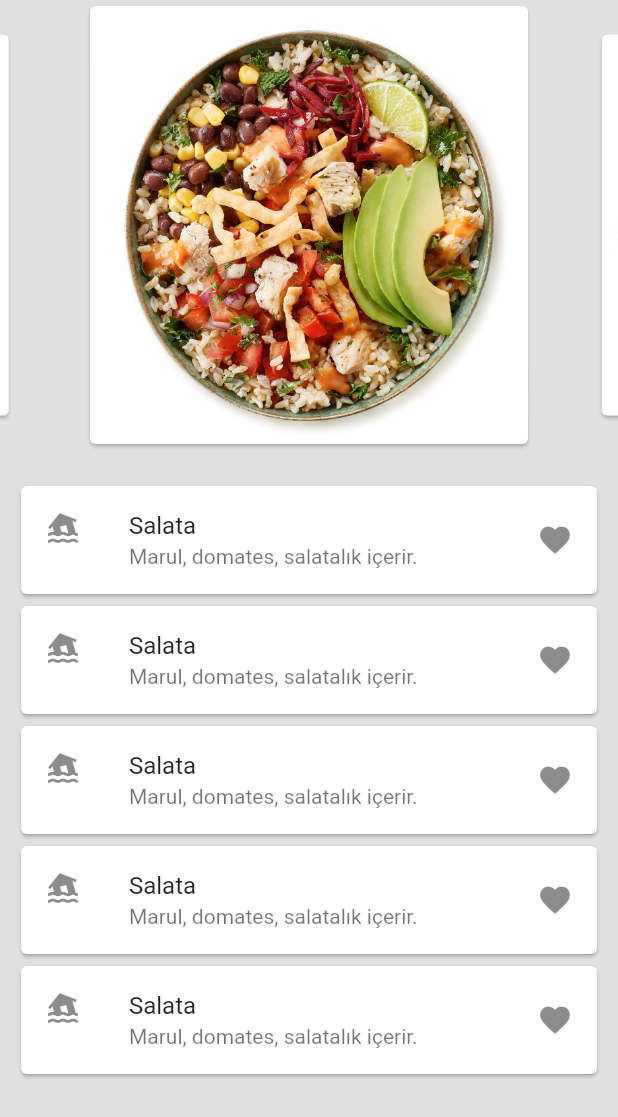
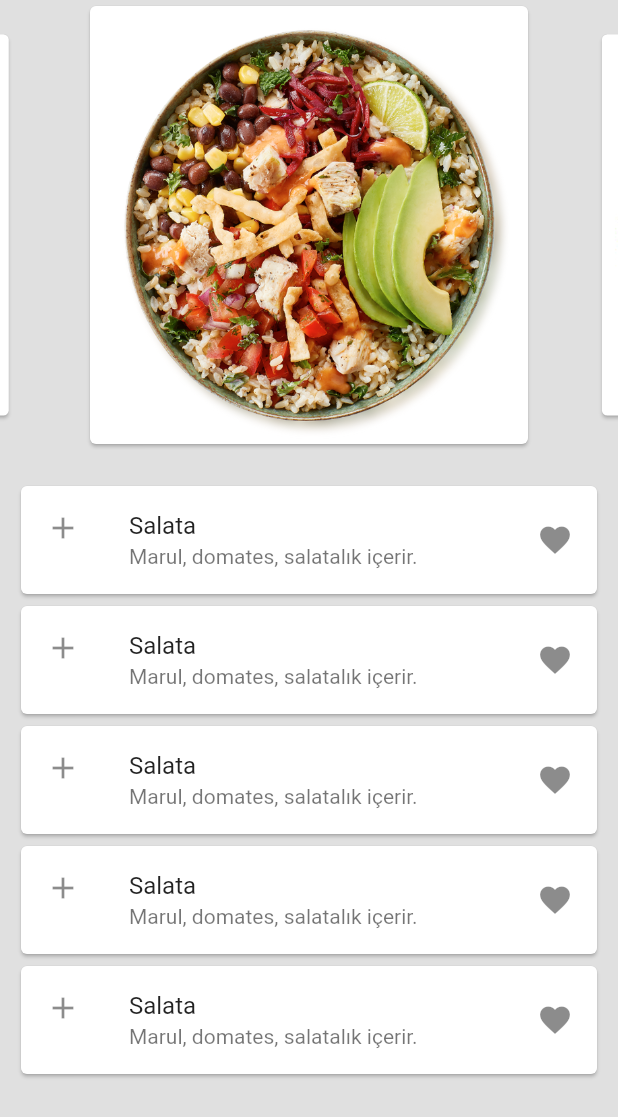
Before and after one commit to Alpha-Hunter-Software/Food-App, a Flutter app: the HomeScreen screen opened directly, on a phone screen of 412 x 824 dp. Shown: the top 1117 px of the screen. Run offline on Flutter 3.47's test engine with Material 2 defaults, Android fonts, the phone set to English and light mode, and no system bars; drawn by our look-alikes of carousel_slider.

Commit message:
Berkay_Add

```diff
--- a/food_application/lib/ui/home/home_screen.dart
+++ b/food_application/lib/ui/home/home_screen.dart
@@ -48,7 +48,7 @@ class _HomeScreenState extends State<HomeScreen> {
                     child: ListTile(
                       title: Text("Salata"),
                       subtitle: Text("Marul, domates, salatalık içerir."),
-                      leading: Icon(Icons.flood),
+                      leading: Icon(Icons.add),
                       trailing: Icon(Icons.favorite),
                     ),
                   ),
@@ -56,7 +56,7 @@ class _HomeScreenState extends State<HomeScreen> {
                     child: ListTile(
                       title: Text("Salata"),
                       subtitle: Text("Marul, domates, salatalık içerir."),
-                      leading: Icon(Icons.flood),
+                      leading: Icon(Icons.add),
                       trailing: Icon(Icons.favorite),
                     ),
                   ),
@@ -64,7 +64,7 @@ class _HomeScreenState extends State<HomeScreen> {
                     child: ListTile(
                       title: Text("Salata"),
                       subtitle: Text("Marul, domates, salatalık içerir."),
-                      leading: Icon(Icons.flood),
+                      leading: Icon(Icons.add),
                       trailing: Icon(Icons.favorite),
                     ),
                   ),
@@ -72,7 +72,7 @@ class _HomeScreenState extends State<HomeScreen> {
                     child: ListTile(
                       title: Text("Salata"),
                       subtitle: Text("Marul, domates, salatalık içerir."),
-                      leading: Icon(Icons.flood),
+                      leading: Icon(Icons.add),
                       trailing: Icon(Icons.favorite),
                     ),
                   ),
@@ -80,7 +80,7 @@ class _HomeScreenState extends State<HomeScreen> {
                     child: ListTile(
                       title: Text("Salata"),
                       subtitle: Text("Marul, domates, salatalık içerir."),
-                      leading: Icon(Icons.flood),
+                      leading: Icon(Icons.add),
                       trailing: Icon(Icons.favorite),
                     ),
                   ),
--- a/food_application/lib/ui/login/login_screen.dart
+++ b/food_application/lib/ui/login/login_screen.dart
@@ -49,7 +49,8 @@ class _LoginScreenState extends State<LoginScreen> {
                       obscureText: isHide,
                       decoration: InputDecoration(
                         hintText: "Password",
-                        prefixIcon: const Icon(Icons.key, color: Colors.orange),
+                        prefixIcon:
+                            const Icon(Icons.vpn_key, color: Colors.orange),
                         suffixIcon: InkWell(
                           onTap: () {
                             setState(() {
--- a/food_application/lib/ui/register/register_screen.dart
+++ b/food_application/lib/ui/register/register_screen.dart
@@ -77,7 +77,8 @@ class _RegisterScreenState extends State<RegisterScreen> {
                     obscureText: isHide,
                     decoration: InputDecoration(
                       hintText: "Password",
-                      prefixIcon: const Icon(Icons.key, color: Colors.orange),
+                      prefixIcon:
+                          const Icon(Icons.vpn_key, color: Colors.orange),
                       suffixIcon: InkWell(
                         onTap: () {
                           setState(() {
--- a/food_application/pubspec.yaml
+++ b/food_application/pubspec.yaml
@@ -18,7 +18,7 @@ publish_to: 'none' # Remove this line if you wish to publish to pub.dev
 version: 1.0.0+1
 
 environment:
-  sdk: ">=2.17.0 <3.0.0"
+  sdk: ">=2.15.0 <3.0.0"
 
 # Dependencies specify other packages that your package needs in order to work.
 # To automatically upgrade your package dependencies to the latest versions
@@ -46,7 +46,7 @@ dev_dependencies:
   # activated in the `analysis_options.yaml` file located at the root of your
   # package. See that file for information about deactivating specific lint
   # rules and activating additional ones.
-  flutter_lints: ^2.0.0
+  flutter_lints: ^1.0.0
 
 # For information on the generic Dart part of this file, see the
 # following page: https://dart.dev/tools/pub/pubspec
```
Also changed, not shown: 1 other file.
